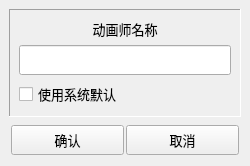
First picture: the form in commons/ui/playblastoption.ui, repository lonegather/Barbarian, before the edit.
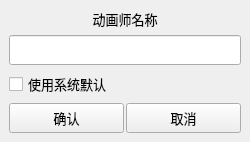
Second picture: the form after the edit.

```diff
--- a/commons/ui/playblastoption.ui
+++ b/commons/ui/playblastoption.ui
@@ -4,10 +4,10 @@
  <widget class="QMainWindow" name="playblastOptionDialog">
   <property name="geometry">
    <rect>
-    <x>0</x>
-    <y>0</y>
+    <x>300</x>
+    <y>200</y>
     <width>250</width>
-    <height>162</height>
+    <height>138</height>
    </rect>
   </property>
   <property name="minimumSize">
@@ -22,15 +22,28 @@
   <widget class="QWidget" name="centralwidget">
    <layout class="QVBoxLayout" name="verticalLayout_2">
     <item>
-     <widget class="QFrame" name="playblastFrame">
-      <property name="frameShape">
-       <enum>QFrame::Panel</enum>
+     <widget class="QLabel" name="label">
+      <property name="sizePolicy">
+       <sizepolicy hsizetype="Preferred" vsizetype="Fixed">
+        <horstretch>0</horstretch>
+        <verstretch>0</verstretch>
+       </sizepolicy>
       </property>
-      <property name="frameShadow">
-       <enum>QFrame::Sunken</enum>
+      <property name="font">
+       <font>
+        <family>微软雅黑</family>
+        <pointsize>10</pointsize>
+       </font>
       </property>
-      <layout class="QGridLayout" name="gridLayout">
-       <item row="1" column="0">
+      <property name="text">
+       <string>动画师名称</string>
+      </property>
+      <property name="alignment">
+       <set>Qt::AlignCenter</set>
+      </property>
+     </widget>
+    </item>
+    <item>
         <widget class="QLineEdit" name="playblastNameInput">
          <property name="sizePolicy">
           <sizepolicy hsizetype="Expanding" vsizetype="Expanding">
@@ -58,29 +71,7 @@
          </property>
         </widget>
        </item>
-       <item row="0" column="0">
-        <widget class="QLabel" name="label">
-         <property name="sizePolicy">
-          <sizepolicy hsizetype="Preferred" vsizetype="Fixed">
-           <horstretch>0</horstretch>
-           <verstretch>0</verstretch>
-          </sizepolicy>
-         </property>
-         <property name="font">
-          <font>
-           <family>微软雅黑</family>
-           <pointsize>10</pointsize>
-          </font>
-         </property>
-         <property name="text">
-          <string>动画师名称</string>
-         </property>
-         <property name="alignment">
-          <set>Qt::AlignCenter</set>
-         </property>
-        </widget>
-       </item>
-       <item row="2" column="0">
+    <item>
         <widget class="QCheckBox" name="playblastCBDefault">
          <property name="sizePolicy">
           <sizepolicy hsizetype="Minimum" vsizetype="Fixed">
@@ -102,9 +93,6 @@
          </property>
         </widget>
        </item>
-      </layout>
-     </widget>
-    </item>
     <item>
      <widget class="QFrame" name="frame">
       <property name="sizePolicy">
@@ -124,16 +112,16 @@
         <number>2</number>
        </property>
        <property name="leftMargin">
-        <number>2</number>
+        <number>0</number>
        </property>
        <property name="topMargin">
-        <number>2</number>
+        <number>0</number>
        </property>
        <property name="rightMargin">
-        <number>2</number>
+        <number>0</number>
        </property>
        <property name="bottomMargin">
-        <number>2</number>
+        <number>0</number>
        </property>
        <item>
         <widget class="QPushButton" name="pushButtonOK">
```
Lines whose indentation alone changed are shown as unchanged.
